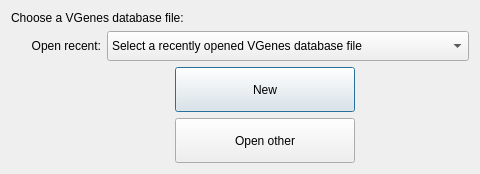
The window that VGenesStartUpDialogue.ui (WilsonImmunologyLab/VGenes) describes before a commit, drawn with Qt 5.
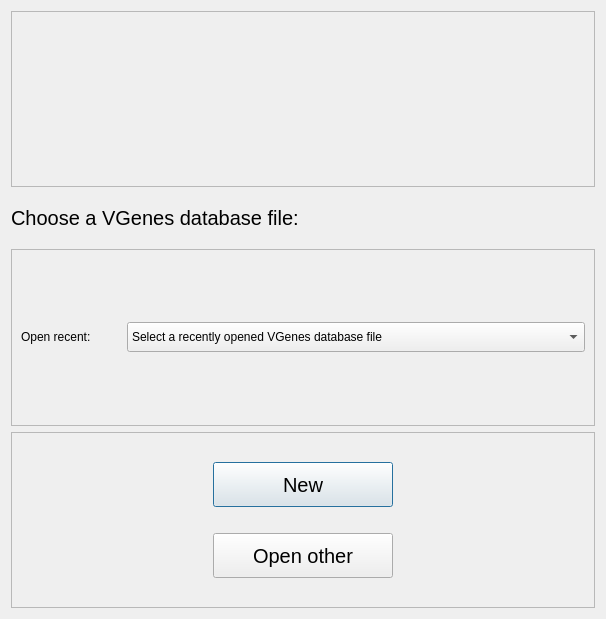
The same window after the commit. Icons and pictures are not drawn.

The edit to the form file:
```diff
--- a/VGenesStartUpDialogue.ui
+++ b/VGenesStartUpDialogue.ui
@@ -6,15 +6,156 @@
    <rect>
     <x>0</x>
     <y>0</y>
-    <width>480</width>
-    <height>168</height>
+    <width>606</width>
+    <height>619</height>
    </rect>
   </property>
   <property name="windowTitle">
    <string>VGenes</string>
   </property>
-  <layout class="QGridLayout" name="gridLayout">
-   <item row="0" column="0" colspan="3">
+  <layout class="QGridLayout" name="gridLayout_3">
+   <item row="3" column="0">
+    <widget class="QFrame" name="frame">
+     <property name="frameShape">
+      <enum>QFrame::StyledPanel</enum>
+     </property>
+     <property name="frameShadow">
+      <enum>QFrame::Raised</enum>
+     </property>
+     <layout class="QGridLayout" name="gridLayout">
+      <item row="1" column="2">
+       <spacer name="horizontalSpacer_4">
+        <property name="orientation">
+         <enum>Qt::Horizontal</enum>
+        </property>
+        <property name="sizeHint" stdset="0">
+         <size>
+          <width>40</width>
+          <height>20</height>
+         </size>
+        </property>
+       </spacer>
+      </item>
+      <item row="0" column="1">
+       <widget class="QPushButton" name="btnNew">
+        <property name="minimumSize">
+         <size>
+          <width>180</width>
+          <height>45</height>
+         </size>
+        </property>
+        <property name="maximumSize">
+         <size>
+          <width>180</width>
+          <height>16777215</height>
+         </size>
+        </property>
+        <property name="font">
+         <font>
+          <pointsize>15</pointsize>
+         </font>
+        </property>
+        <property name="toolTip">
+         <string>Start a new project</string>
+        </property>
+        <property name="layoutDirection">
+         <enum>Qt::LeftToRight</enum>
+        </property>
+        <property name="text">
+         <string>New</string>
+        </property>
+        <property name="icon">
+         <iconset resource="Resources/VgenesResources.qrc">
+          <normaloff>:/PNG-Icons/blank_page.png</normaloff>:/PNG-Icons/blank_page.png</iconset>
+        </property>
+        <property name="iconSize">
+         <size>
+          <width>30</width>
+          <height>30</height>
+         </size>
+        </property>
+       </widget>
+      </item>
+      <item row="0" column="2">
+       <spacer name="horizontalSpacer_3">
+        <property name="orientation">
+         <enum>Qt::Horizontal</enum>
+        </property>
+        <property name="sizeHint" stdset="0">
+         <size>
+          <width>40</width>
+          <height>20</height>
+         </size>
+        </property>
+       </spacer>
+      </item>
+      <item row="1" column="1">
+       <widget class="QPushButton" name="cboOpen">
+        <property name="minimumSize">
+         <size>
+          <width>180</width>
+          <height>45</height>
+         </size>
+        </property>
+        <property name="maximumSize">
+         <size>
+          <width>180</width>
+          <height>16777215</height>
+         </size>
+        </property>
+        <property name="font">
+         <font>
+          <pointsize>15</pointsize>
+         </font>
+        </property>
+        <property name="toolTip">
+         <string>Find a VGenes database to open</string>
+        </property>
+        <property name="text">
+         <string>Open other</string>
+        </property>
+        <property name="icon">
+         <iconset resource="Resources/VgenesResources.qrc">
+          <normaloff>:/PNG-Icons/folder.png</normaloff>:/PNG-Icons/folder.png</iconset>
+        </property>
+        <property name="iconSize">
+         <size>
+          <width>30</width>
+          <height>30</height>
+         </size>
+        </property>
+       </widget>
+      </item>
+      <item row="0" column="0">
+       <spacer name="horizontalSpacer">
+        <property name="orientation">
+         <enum>Qt::Horizontal</enum>
+        </property>
+        <property name="sizeHint" stdset="0">
+         <size>
+          <width>40</width>
+          <height>20</height>
+         </size>
+        </property>
+       </spacer>
+      </item>
+      <item row="1" column="0">
+       <spacer name="horizontalSpacer_2">
+        <property name="orientation">
+         <enum>Qt::Horizontal</enum>
+        </property>
+        <property name="sizeHint" stdset="0">
+         <size>
+          <width>40</width>
+          <height>20</height>
+         </size>
+        </property>
+       </spacer>
+      </item>
+     </layout>
+    </widget>
+   </item>
+   <item row="1" column="0">
     <widget class="QLabel" name="label_2">
      <property name="minimumSize">
       <size>
@@ -25,9 +166,14 @@
      <property name="maximumSize">
       <size>
        <width>16777215</width>
-       <height>16777215</height>
+       <height>50</height>
       </size>
      </property>
+     <property name="font">
+      <font>
+       <pointsize>15</pointsize>
+      </font>
+     </property>
      <property name="text">
       <string>Choose a VGenes database file:</string>
      </property>
@@ -36,165 +182,89 @@
      </property>
     </widget>
    </item>
-   <item row="1" column="0">
-    <widget class="QLabel" name="label">
-     <property name="minimumSize">
-      <size>
-       <width>90</width>
-       <height>0</height>
-      </size>
+   <item row="0" column="0">
+    <widget class="QFrame" name="frame_2">
+     <property name="frameShape">
+      <enum>QFrame::StyledPanel</enum>
      </property>
-     <property name="maximumSize">
-      <size>
-       <width>85</width>
-       <height>16777215</height>
-      </size>
+     <property name="frameShadow">
+      <enum>QFrame::Raised</enum>
      </property>
-     <property name="text">
-      <string>Open recent:</string>
-     </property>
-     <property name="alignment">
-      <set>Qt::AlignRight|Qt::AlignTrailing|Qt::AlignVCenter</set>
-     </property>
+     <layout class="QGridLayout" name="gridLayout_2">
+      <item row="0" column="0">
+       <widget class="QLabel" name="label_3">
+        <property name="text">
+         <string/>
+        </property>
+        <property name="pixmap">
+         <pixmap resource="Resources/VgenesResources.qrc">:/PNG-Icons/Flu.png</pixmap>
+        </property>
+        <property name="alignment">
+         <set>Qt::AlignCenter</set>
+        </property>
+       </widget>
+      </item>
+     </layout>
     </widget>
    </item>
-   <item row="1" column="1" colspan="3">
-    <widget class="QComboBox" name="cboRecent">
-     <property name="minimumSize">
-      <size>
-       <width>300</width>
-       <height>30</height>
-      </size>
+   <item row="2" column="0">
+    <widget class="QFrame" name="frame_3">
+     <property name="frameShape">
+      <enum>QFrame::StyledPanel</enum>
      </property>
-     <property name="toolTip">
-      <string>Click file name to open</string>
+     <property name="frameShadow">
+      <enum>QFrame::Raised</enum>
      </property>
-     <property name="maxVisibleItems">
-      <number>15</number>
-     </property>
-     <item>
-      <property name="text">
-       <string>Select a recently opened VGenes database file</string>
-      </property>
-     </item>
+     <layout class="QGridLayout" name="gridLayout_4">
+      <item row="0" column="0">
+       <widget class="QLabel" name="label">
+        <property name="minimumSize">
+         <size>
+          <width>90</width>
+          <height>0</height>
+         </size>
+        </property>
+        <property name="maximumSize">
+         <size>
+          <width>100</width>
+          <height>16777215</height>
+         </size>
+        </property>
+        <property name="layoutDirection">
+         <enum>Qt::LeftToRight</enum>
+        </property>
+        <property name="text">
+         <string>Open recent:</string>
+        </property>
+        <property name="alignment">
+         <set>Qt::AlignLeading|Qt::AlignLeft|Qt::AlignVCenter</set>
+        </property>
+       </widget>
+      </item>
+      <item row="0" column="1">
+       <widget class="QComboBox" name="cboRecent">
+        <property name="minimumSize">
+         <size>
+          <width>300</width>
+          <height>30</height>
+         </size>
+        </property>
+        <property name="toolTip">
+         <string>Click file name to open</string>
+        </property>
+        <property name="maxVisibleItems">
+         <number>15</number>
+        </property>
+        <item>
+         <property name="text">
+          <string>Select a recently opened VGenes database file</string>
+         </property>
+        </item>
+       </widget>
+      </item>
+     </layout>
     </widget>
    </item>
-   <item row="2" column="0" colspan="2">
-    <spacer name="horizontalSpacer_2">
-     <property name="orientation">
-      <enum>Qt::Horizontal</enum>
-     </property>
-     <property name="sizeHint" stdset="0">
-      <size>
-       <width>159</width>
-       <height>17</height>
-      </size>
-     </property>
-    </spacer>
-   </item>
-   <item row="2" column="2">
-    <widget class="QPushButton" name="btnNew">
-     <property name="minimumSize">
-      <size>
-       <width>180</width>
-       <height>45</height>
-      </size>
-     </property>
-     <property name="maximumSize">
-      <size>
-       <width>180</width>
-       <height>16777215</height>
-      </size>
-     </property>
-     <property name="toolTip">
-      <string>Start a new project</string>
-     </property>
-     <property name="text">
-      <string>New</string>
-     </property>
-     <property name="icon">
-      <iconset resource="Resources/VgenesResources.qrc">
-       <normaloff>:/PNG-Icons/blank_page.png</normaloff>:/PNG-Icons/blank_page.png</iconset>
-     </property>
-     <property name="iconSize">
-      <size>
-       <width>24</width>
-       <height>24</height>
-      </size>
-     </property>
-    </widget>
-   </item>
-   <item row="2" column="3">
-    <spacer name="horizontalSpacer_3">
-     <property name="orientation">
-      <enum>Qt::Horizontal</enum>
-     </property>
-     <property name="sizeHint" stdset="0">
-      <size>
-       <width>95</width>
-       <height>17</height>
-      </size>
-     </property>
-    </spacer>
-   </item>
-   <item row="3" column="0" colspan="2">
-    <spacer name="horizontalSpacer">
-     <property name="orientation">
-      <enum>Qt::Horizontal</enum>
-     </property>
-     <property name="sizeHint" stdset="0">
-      <size>
-       <width>200</width>
-       <height>20</height>
-      </size>
-     </property>
-    </spacer>
-   </item>
-   <item row="3" column="2">
-    <widget class="QPushButton" name="cboOpen">
-     <property name="minimumSize">
-      <size>
-       <width>180</width>
-       <height>45</height>
-      </size>
-     </property>
-     <property name="maximumSize">
-      <size>
-       <width>180</width>
-       <height>16777215</height>
-      </size>
-     </property>
-     <property name="toolTip">
-      <string>Find a VGenes database to open</string>
-     </property>
-     <property name="text">
-      <string>Open other</string>
-     </property>
-     <property name="icon">
-      <iconset resource="Resources/VgenesResources.qrc">
-       <normaloff>:/PNG-Icons/folder.png</normaloff>:/PNG-Icons/folder.png</iconset>
-     </property>
-     <property name="iconSize">
-      <size>
-       <width>24</width>
-       <height>24</height>
-      </size>
-     </property>
-    </widget>
-   </item>
-   <item row="3" column="3">
-    <spacer name="horizontalSpacer_4">
-     <property name="orientation">
-      <enum>Qt::Horizontal</enum>
-     </property>
-     <property name="sizeHint" stdset="0">
-      <size>
-       <width>95</width>
-       <height>17</height>
-      </size>
-     </property>
-    </spacer>
-   </item>
   </layout>
  </widget>
  <resources>
```
